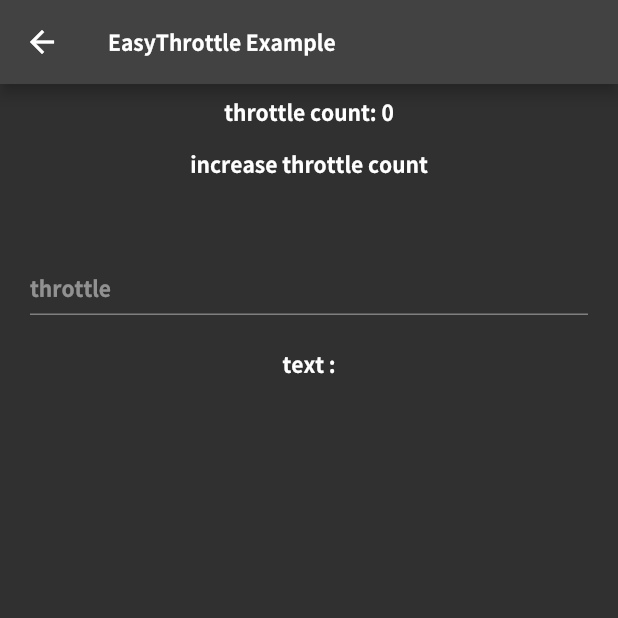
After one commit to seosh817/easy_debounce_throttle, a Flutter app: the screen it shows after launch, after a tap on "Throttle Example", on a phone screen of 412 x 824 dp, the top half of it. The commit adds this screen. Run offline on Flutter 3.47's test engine with Material 2 defaults, Android fonts, the phone set to English and light mode, and no system bars.

Commit message:
add EasyThrottle example

```diff
--- /dev/null
+++ b/example/lib/example/throttle_example.dart
@@ -0,0 +1,121 @@
+import 'package:easy_debounce_throttle/easy_debounce_throttle/throttle/easy_throttle.dart';
+import 'package:easy_debounce_throttle/easy_debounce_throttle/throttle/easy_throttle_builder.dart';
+import 'package:easy_debounce_throttle_example/util/text_style.dart';
+import 'package:flutter/material.dart';
+
+class ThrottleExample extends StatefulWidget {
+  const ThrottleExample({Key? key}) : super(key: key);
+
+  @override
+  State<ThrottleExample> createState() => _ThrottleExampleState();
+}
+
+class _ThrottleExampleState extends State<ThrottleExample> {
+  final EasyThrottle _easyThrottle = EasyThrottle(delay: const Duration(milliseconds: 1000));
+  final TextEditingController _textController = TextEditingController();
+
+  int _throttleCount = 0;
+  String _throttleText = '';
+
+  void _increaseThrottleCount() async {
+    setState(() {
+      _throttleCount++;
+    });
+  }
+
+  @override
+  void initState() {
+    super.initState();
+    _textController.addListener(() {
+      _easyThrottle.throttle(_textController.text);
+    });
+    _easyThrottle.listen((data) {
+      setState(() {
+        _throttleText = '$data';
+      });
+    });
+  }
+
+  @override
+  void dispose() {
+    _easyThrottle.close();
+    super.dispose();
+  }
+
+  @override
+  Widget build(BuildContext context) {
+    return Scaffold(
+      appBar: AppBar(
+        title: Text('EasyThrottle Example', style: kNotoSansBold14.copyWith(color: Colors.white)),
+        // title: Text(widget.title),
+      ),
+      body: SafeArea(
+        child: SingleChildScrollView(
+          child: Column(
+            crossAxisAlignment: CrossAxisAlignment.stretch,
+            children: [
+              const SizedBox(height: 8.0),
+              Text(
+                'throttle count: $_throttleCount',
+                style: kNotoSansBold14.copyWith(color: Colors.white),
+                textAlign: TextAlign.center,
+              ),
+              EasyThrottleBuilder(
+                  delay: const Duration(milliseconds: 1000),
+                  builder: (context, debounce) {
+                    return TextButton(
+                        onPressed: () => debounce(_increaseThrottleCount),
+                        child: Text(
+                          'increase throttle count',
+                          style: kNotoSansBold14.copyWith(color: Colors.white),
+                        ));
+                  }),
+              const SizedBox(height: 40.0),
+              Padding(
+                padding: const EdgeInsets.symmetric(horizontal: 20.0),
+                child: TextFormField(
+                  autovalidateMode: AutovalidateMode.onUserInteraction,
+                  controller: _textController,
+                  keyboardType: TextInputType.name,
+                  style: kNotoSansBold14.copyWith(color: Colors.white),
+                  textInputAction: TextInputAction.next,
+                  autofocus: false,
+                  cursorColor: Colors.blue,
+                  decoration: InputDecoration(
+                    hintText: 'throttle',
+                    hintStyle: kNotoSansBold14.copyWith(color: Colors.white.withAlpha(120)),
+                    counterText: ' ',
+                    focusedBorder: const UnderlineInputBorder(
+                      borderSide: BorderSide(
+                        color: Colors.blue,
+                        width: 1.5,
+                      ),
+                    ),
+                    border: const UnderlineInputBorder(
+                      borderSide: BorderSide(
+                        color: Colors.blue,
+                        width: 1.0,
+                      ),
+                    ),
+                    alignLabelWithHint: true,
+                    isDense: true,
+                  ),
+                ),
+              ),
+              Text(
+                'text :',
+                style: kNotoSansBold14.copyWith(color: Colors.white),
+                textAlign: TextAlign.center,
+              ),
+              Text(
+                _throttleText,
+                style: kNotoSansBold14.copyWith(color: Colors.white),
+                textAlign: TextAlign.center,
+              ),
+            ],
+          ),
+        ),
+      ),
+    );
+  }
+}
--- a/example/lib/main.dart
+++ b/example/lib/main.dart
@@ -1,4 +1,5 @@
 import 'package:easy_debounce_throttle_example/example/debounce_example.dart';
+import 'package:easy_debounce_throttle_example/example/throttle_example.dart';
 import 'package:easy_debounce_throttle_example/util/text_style.dart';
 import 'package:flutter/material.dart';
 
@@ -50,6 +51,14 @@ class _MainPageState extends State<MainPage> {
                       title: Text('Debeounce Example', style: kNotoSansMedium14, textAlign: TextAlign.center,),
                     ),
                   ),
+                  InkWell(
+                    onTap: () {
+                      Navigator.push(context, MaterialPageRoute(builder: (context) => const ThrottleExample()));
+                    },
+                    child: const ListTile(
+                      title: Text('Throttle Example', style: kNotoSansMedium14, textAlign: TextAlign.center,),
+                    ),
+                  ),
                 ],
               ),
             )
```
